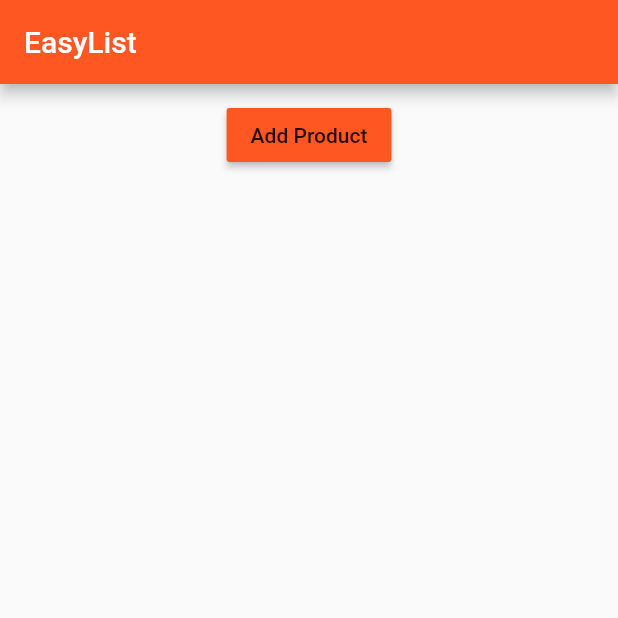
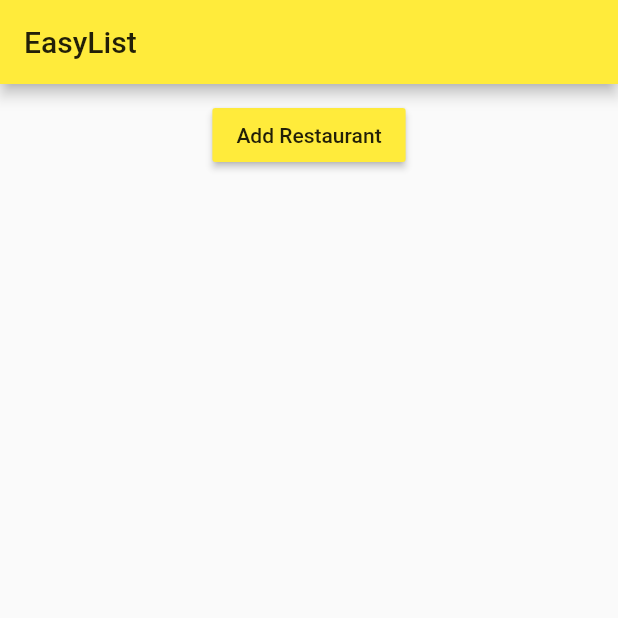
Before and after one commit to nimakarimipour/Jazb, a Flutter app: the screen it shows after launch, after a tap on "LOGIN", on a phone screen of 412 x 824 dp, the top half of it. Run offline on Flutter 3.47's test engine with Material 2 defaults, Android fonts, the phone set to English and light mode, and no system bars.

Commit message:
Fixed Adding

```diff
--- a/jazb/lib/main.dart
+++ b/jazb/lib/main.dart
@@ -17,8 +17,8 @@ class MyApp extends StatelessWidget {
       // debugShowMaterialGrid: true,
       theme: ThemeData(
           brightness: Brightness.light,
-          primarySwatch: Colors.deepOrange,
-          accentColor: Colors.deepPurple),
+          primarySwatch: Colors.yellow,
+          accentColor: Colors.deepOrange),
       home: AuthPage(),
     );
   }
--- a/jazb/lib/pages/auth.dart
+++ b/jazb/lib/pages/auth.dart
@@ -1,6 +1,6 @@
 import 'package:flutter/material.dart';
 
-import './products.dart';
+import './restaurants.dart';
 
 class AuthPage extends StatelessWidget {
   @override
@@ -16,7 +16,7 @@ class AuthPage extends StatelessWidget {
             Navigator.pushReplacement(
               context,
               MaterialPageRoute(
-                  builder: (BuildContext context) => ProductsPage()),
+                  builder: (BuildContext context) => RestaurantsPage()),
             );
           },
         ),
--- a/jazb/lib/pages/products.dart
+++ b/jazb/lib/pages/restaurants.dart
@@ -1,15 +1,15 @@
 import 'package:flutter/material.dart';
 
-import '../product_manager.dart';
+import '../restaurant_manager.dart';
 
-class ProductsPage extends StatelessWidget {
+class RestaurantsPage extends StatelessWidget {
   @override
   Widget build(BuildContext context) {
     return Scaffold(
       appBar: AppBar(
         title: Text('EasyList'),
       ),
-      body: ProductManager(),
+      body: RestaurantManager(),
     );
   }
 }
--- a/jazb/lib/product_control.dart
+++ /dev/null
@@ -1,18 +0,0 @@
-import 'package:flutter/material.dart';
-
-class ProductControl extends StatelessWidget {
-  final Function addProduct;
-
-  ProductControl(this.addProduct);
-
-  @override
-    Widget build(BuildContext context) {
-      return RaisedButton(
-            color: Theme.of(context).primaryColor,
-            onPressed: () {
-              addProduct({'title': 'Narenjestan', 'image': 'assets/restaurant_interior_1.jpg'});
-            },
-            child: Text('Add Product'),
-          );
-    }
-}
--- a/jazb/lib/product_manager.dart
+++ /dev/null
@@ -1,64 +0,0 @@
-import 'package:flutter/material.dart';
-
-import './products.dart';
-import './product_control.dart';
-
-class ProductManager extends StatefulWidget {
-  final Map<String, String> startingProduct;
-
-  ProductManager({this.startingProduct}) {
-    print('[ProductManager Widget] Constructor');
-  }
-
-  @override
-  State<StatefulWidget> createState() {
-    print('[ProductManager Widget] createState()');
-    return _ProductManagerState();
-  }
-}
-
-class _ProductManagerState extends State<ProductManager> {
-  List<Map<String, String>> _products = [];
-
-  @override
-  void initState() {
-    print('[ProductManager State] initState()');
-    if (widget.startingProduct != null) {
-      _products.add(widget.startingProduct);
-    }
-    super.initState();
-  }
-
-  @override
-  void didUpdateWidget(ProductManager oldWidget) {
-    print('[ProductManager State] didUpdateWidget()');
-    super.didUpdateWidget(oldWidget);
-  }
-
-  void _addProduct(Map<String, String> product) {
-    setState(() {
-      _products.add(product);
-    });
-    print(_products);
-  }
-
-  void _deleteProduct(int index) {
-    setState(() {
-      _products.removeAt(index);
-    });
-  }
-
-  @override
-  Widget build(BuildContext context) {
-    print('[ProductManager State] build()');
-    return Column(
-      children: [
-        Container(
-          margin: EdgeInsets.all(10.0),
-          child: ProductControl(_addProduct),
-        ),
-        Expanded(child: Products(_products, deleteProduct: _deleteProduct))
-      ],
-    );
-  }
-}
--- a/jazb/lib/products.dart
+++ /dev/null
@@ -1,63 +0,0 @@
-import 'package:flutter/material.dart';
-
-import './pages/product.dart';
-
-class Products extends StatelessWidget {
-  final List<Map<String, String>> products;
-  final Function deleteProduct;
-
-  Products(this.products, {this.deleteProduct}) {
-    print('[Products Widget] Constructor');
-  }
-
-  Widget _buildProductItem(BuildContext context, int index) {
-    return Card(
-      child: Column(
-        children: <Widget>[
-          Image.asset(products[index]['image']),
-          Text(products[index]['title']),
-          ButtonBar(
-            alignment: MainAxisAlignment.center,
-            children: <Widget>[
-              FlatButton(
-                child: Text('Details'),
-                onPressed: () => Navigator
-                        .push<bool>(
-                      context,
-                      MaterialPageRoute(
-                        builder: (BuildContext context) => ProductPage(
-                            products[index]['title'], products[index]['image']),
-                      ),
-                    )
-                        .then((bool value) {
-                      if (value) {
-                        deleteProduct(index);
-                      }
-                    }),
-              )
-            ],
-          )
-        ],
-      ),
-    );
-  }
-
-  Widget _buildProductList() {
-    Widget productCards;
-    if (products.length > 0) {
-      productCards = ListView.builder(
-        itemBuilder: _buildProductItem,
-        itemCount: products.length,
-      );
-    } else {
-      productCards = Container();
-    }
-    return productCards;
-  }
-
-  @override
-  Widget build(BuildContext context) {
-    print('[Products Widget] build()');
-    return _buildProductList();
-  }
-}
--- /dev/null
+++ b/jazb/lib/restaurant_control.dart
@@ -0,0 +1,25 @@
+import 'package:flutter/material.dart';
+import 'dart:math';
+
+class RestaurantControl extends StatelessWidget {
+  final Function addRestaurant;
+  Random random;
+
+  RestaurantControl(this.addRestaurant){
+    random = new Random();
+  }
+
+  @override
+  Widget build(BuildContext context) {
+    return RaisedButton(
+      color: Theme.of(context).primaryColor,
+      onPressed: () {
+        addRestaurant({
+          'title': 'Narenjestan',
+          'image': 'assets/restaurant_interior_'+ random.nextInt(4).toString() + '.jpg'
+        });
+      },
+      child: Text('Add Restaurant'),
+    );
+  }
+}
--- /dev/null
+++ b/jazb/lib/restaurant_manager.dart
@@ -0,0 +1,60 @@
+import 'package:flutter/material.dart';
+
+import './restaurants.dart';
+import './restaurant_control.dart';
+
+class RestaurantManager extends StatefulWidget {
+  final Map<String, String> startingRestaurant;
+
+  RestaurantManager({this.startingRestaurant}) {
+
+  }
+
+  @override
+  State<StatefulWidget> createState() {
+
+    return _RestaurantManagerState();
+  }
+}
+
+class _RestaurantManagerState extends State<RestaurantManager> {
+  List<Map<String, String>> _restaurants = [];
+
+  @override
+  void initState() {
+    if (widget.startingRestaurant != null) {
+      _restaurants.add(widget.startingRestaurant);
+    }
+    super.initState();
+  }
+
+  @override
+  void didUpdateWidget(RestaurantManager oldWidget) {
+    super.didUpdateWidget(oldWidget);
+  }
+
+  void _addRestaurant(Map<String, String> restaurant) {
+    setState(() {
+      _restaurants.add(restaurant);
+    });
+  }
+
+  void _deleteRestaurant(int index) {
+    setState(() {
+      _restaurants.removeAt(index);
+    });
+  }
+
+  @override
+  Widget build(BuildContext context) {
+    return Column(
+      children: [
+        Container(
+          margin: EdgeInsets.all(10.0),
+          child: RestaurantControl(_addRestaurant),
+        ),
+        Expanded(child: Restaurants(_restaurants, deleteRestaurant: _deleteRestaurant))
+      ],
+    );
+  }
+}
--- /dev/null
+++ b/jazb/lib/restaurants.dart
@@ -0,0 +1,63 @@
+import 'package:flutter/material.dart';
+
+import './pages/restaurant.dart';
+
+class Restaurants extends StatelessWidget {
+  final List<Map<String, String>> restaurants;
+  final Function deleteRestaurant;
+
+  Restaurants(this.restaurants, {this.deleteRestaurant}) {}
+
+  Widget _buildRestaurantItem(BuildContext context, int index) {
+    return Card(
+      child: Column(
+        children: <Widget>[
+          Hero(
+            tag: 'ImgTag' + index.toString(),
+            child: Image.asset(restaurants[index]['image']),
+          ),
+          Text(restaurants[index]['title']),
+          ButtonBar(
+            alignment: MainAxisAlignment.center,
+            children: <Widget>[
+              FlatButton(
+                child: Text('Details'),
+                onPressed: () => Navigator.push<bool>(
+                      context,
+                      MaterialPageRoute(
+                        builder: (BuildContext context) => RestaurantPage(
+                            restaurants[index]['title'],
+                            restaurants[index]['image'],
+                            'ImgTag' + index.toString()),
+                      ),
+                    ).then((bool value) {
+                      if (value) {
+                        deleteRestaurant(index);
+                      }
+                    }),
+              )
+            ],
+          )
+        ],
+      ),
+    );
+  }
+
+  Widget _buildRestaurantList() {
+    Widget restaurantCards;
+    if (restaurants.length > 0) {
+      restaurantCards = ListView.builder(
+        itemBuilder: _buildRestaurantItem,
+        itemCount: restaurants.length,
+      );
+    } else {
+      restaurantCards = Container();
+    }
+    return restaurantCards;
+  }
+
+  @override
+  Widget build(BuildContext context) {
+    return _buildRestaurantList();
+  }
+}
--- a/jazb/pubspec.yaml
+++ b/jazb/pubspec.yaml
@@ -43,6 +43,10 @@ flutter:
   # To add assets to your application, add an assets section, like this:
   assets:
   - assets/restaurant_interior_1.jpg
+  - assets/restaurant_interior_2.jpg
+  - assets/restaurant_interior_3.jpg
+  - assets/restaurant_interior_4.jpg
+  - assets/restaurant_interior_0.jpg
   #  - images/a_dot_ham.jpeg
 
   # An image asset can refer to one or more resolution-specific "variants", see
```
Also changed, not shown: jazb/lib/pages/restaurant.dart (renamed from jazb/lib/pages/product.dart, +7 -4 lines), jazb/assets/restaurant_interior_0.jpg (renamed from jazb/assets/restaurant_interior_5.jpg), jazb/assets/restaurant_interior_3.jpg (renamed from jazb/assets/restaurant_interior_3.jpeg).
